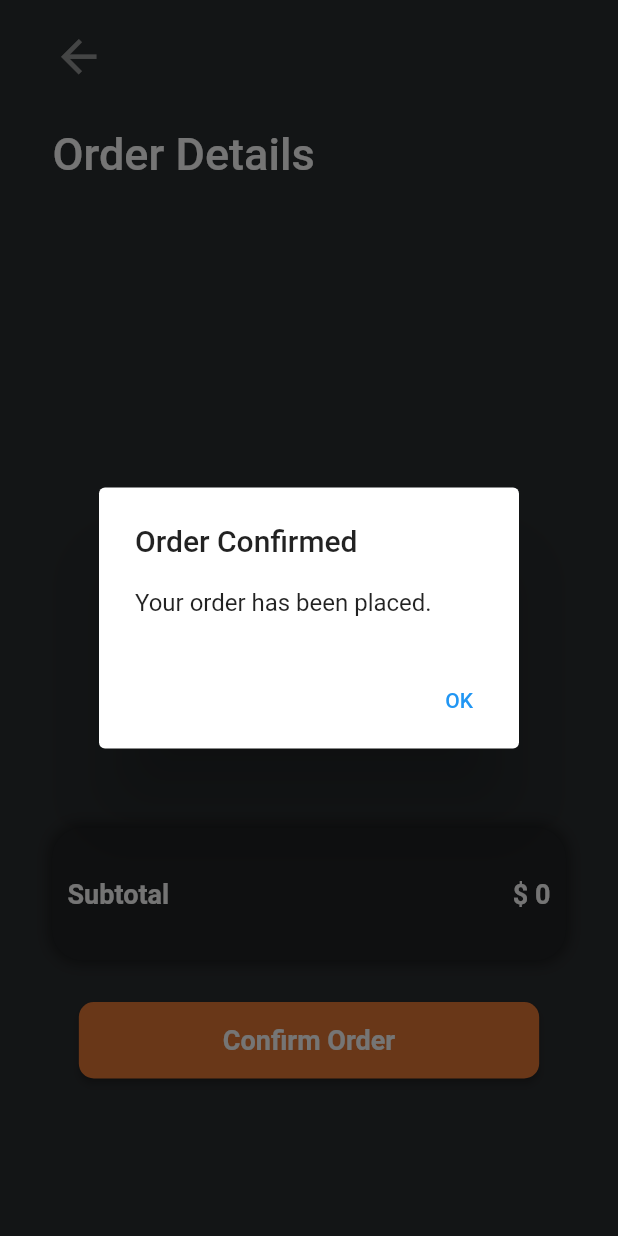
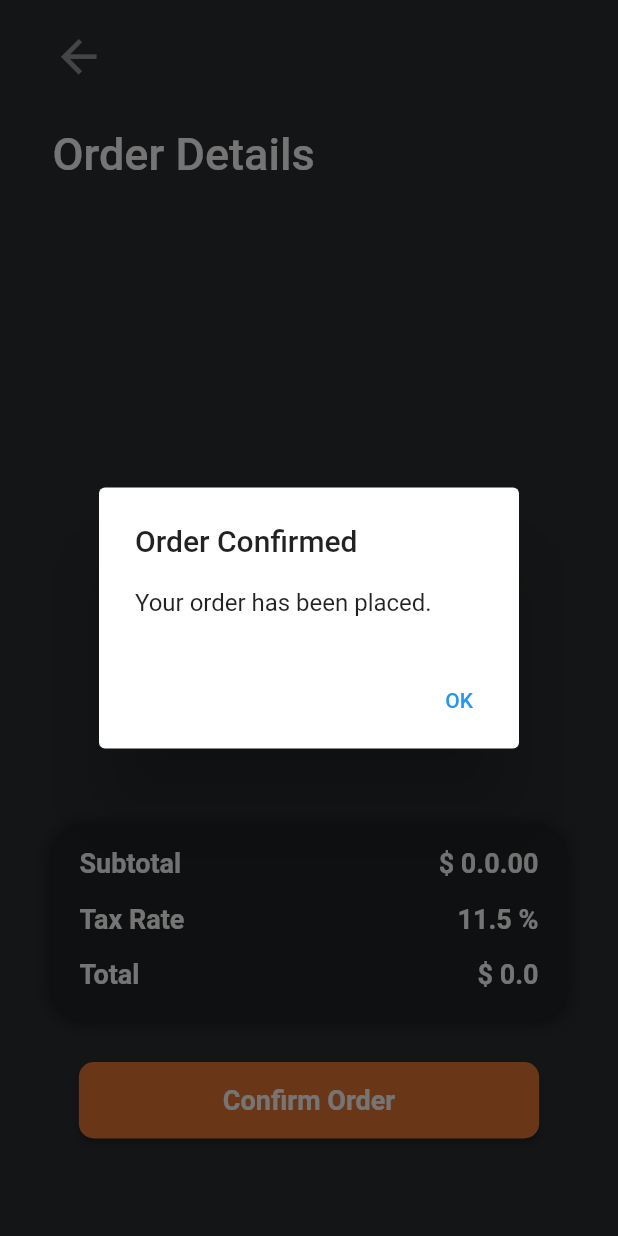
Before and after one commit to rvegarodz/Express_O, a Flutter app: the OrderScreen screen opened directly with empty values, after a tap on "Confirm Order", on a phone screen of 412 x 824 dp. Run offline on Flutter 3.47's test engine with Material 2 defaults, Android fonts, the phone set to English and light mode, and no system bars; our stand-ins replace cloud_firestore, firebase_auth, firebase_core, google_fonts, logger; missing offline and left inert: paypal_sdk; accounts and stored records are empty.

Commit message:
last version of order screen

```diff
--- a/coffee_shop-main/lib/screens/order_screen.dart
+++ b/coffee_shop-main/lib/screens/order_screen.dart
@@ -9,18 +9,23 @@ class OrderScreen extends StatelessWidget {
   const OrderScreen(
       {required this.user, required this.time, required this.orderData});
 
-  Future<int> calculateSubTotal(List<dynamic> orderData) async {
-    int subTotal = 0;
+  Future<List<double>> calculateSubTotal(List<dynamic> orderData) async {
+    double subTotal = 0.00;
+    double taxRate = 0.115;
+    double total = 0;
 
     for (final itemData in orderData) {
       final itemPrice = int.tryParse(itemData[1].toString()) ?? 0;
       subTotal += itemPrice;
     }
+    total = subTotal + (subTotal * taxRate);
+    subTotal = double.parse(subTotal.toStringAsFixed(2));
+    total = double.parse(total.toStringAsFixed(2));
 
     // Simulate an asynchronous operation with a delay
     await Future.delayed(const Duration(seconds: 1));
 
-    return subTotal;
+    return [subTotal, taxRate, total];
   }
 
   @override
@@ -86,11 +91,11 @@ class OrderScreen extends StatelessWidget {
                   ),
                   const SizedBox(height: 16),
                   Container(
-                    height: 100, // Set a fixed height for the list
-                    child: FutureBuilder<int>(
+                    height: 140, // Set a fixed height for the list
+                    child: FutureBuilder<List<double>>(
                       future: calculateSubTotal(orderData),
-                      builder:
-                          (BuildContext context, AsyncSnapshot<int> snapshot) {
+                      builder: (BuildContext context,
+                          AsyncSnapshot<List<double>> snapshot) {
                         if (snapshot.connectionState ==
                             ConnectionState.waiting) {
                           return Center(
@@ -260,8 +265,11 @@ class OrderScreen extends StatelessWidget {
     );
   }
 
-  Widget buildOrderSubTotal(num subTotal) {
+  Widget buildOrderSubTotal(List<double> subTotal) {
+    String taxRate = (subTotal[1] * 100).toStringAsFixed(1);
+
     return Container(
+      height: 300,
       padding: EdgeInsets.symmetric(vertical: 5, horizontal: 10),
       margin: const EdgeInsets.only(bottom: 12.0),
       decoration: BoxDecoration(
@@ -275,6 +283,11 @@ class OrderScreen extends StatelessWidget {
           ),
         ],
       ),
+      child: Column(
+        crossAxisAlignment: CrossAxisAlignment.center,
+        children: [
+          Padding(
+            padding: const EdgeInsets.all(8.0),
             child: Row(
               mainAxisAlignment: MainAxisAlignment.spaceEvenly,
               children: [
@@ -289,7 +302,7 @@ class OrderScreen extends StatelessWidget {
                   ),
                 ),
                 Text(
-            "\$ $subTotal",
+                  "\$ ${subTotal[0]}.00",
                   style: const TextStyle(
                     fontSize: 18,
                     fontWeight: FontWeight.bold,
@@ -298,6 +311,61 @@ class OrderScreen extends StatelessWidget {
                 ),
               ],
             ),
+          ),
+          Padding(
+            padding: const EdgeInsets.all(8.0),
+            child: Row(
+              mainAxisAlignment: MainAxisAlignment.spaceEvenly,
+              children: [
+                Expanded(
+                  child: Text(
+                    "Tax Rate",
+                    style: const TextStyle(
+                      fontSize: 18,
+                      fontWeight: FontWeight.bold,
+                      color: Colors.white,
+                    ),
+                  ),
+                ),
+                Text(
+                  "$taxRate %",
+                  style: const TextStyle(
+                    fontSize: 18,
+                    fontWeight: FontWeight.bold,
+                    color: Colors.white,
+                  ),
+                ),
+              ],
+            ),
+          ),
+          Padding(
+            padding: const EdgeInsets.all(8.0),
+            child: Row(
+              mainAxisAlignment: MainAxisAlignment.spaceEvenly,
+              children: [
+                Expanded(
+                  child: Text(
+                    "Total",
+                    style: const TextStyle(
+                      fontSize: 18,
+                      fontWeight: FontWeight.bold,
+                      color: Colors.white,
+                    ),
+                  ),
+                ),
+                Text(
+                  "\$ ${subTotal[2]}",
+                  style: const TextStyle(
+                    fontSize: 18,
+                    fontWeight: FontWeight.bold,
+                    color: Colors.white,
+                  ),
+                ),
+              ],
+            ),
+          ),
+        ],
+      ),
     );
   }
 }
```
Lines whose indentation alone changed are shown as unchanged.
